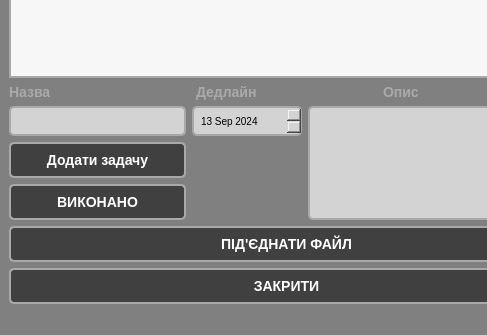
Above: mainwindow.ui from Isaak-VP/Lab7 before the change; both pictures show x 0 to 487 and y 160 to 495 of the 573 by 495 pixel window. Below: the same form after it.
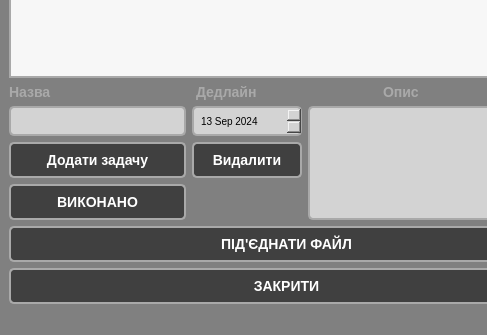
That is the form after the change. Icons and pictures are not drawn.

The edit to the form file:
```diff
--- a/mainwindow.ui
+++ b/mainwindow.ui
@@ -184,6 +184,13 @@
           </property>
          </widget>
         </item>
+        <item row="1" column="1">
+         <widget class="QPushButton" name="DeleteButton">
+          <property name="text">
+           <string>Видалити</string>
+          </property>
+         </widget>
+        </item>
        </layout>
       </item>
      </layout>
```
Left out of the diff: 4 changed lines with no effect on the pictures.
